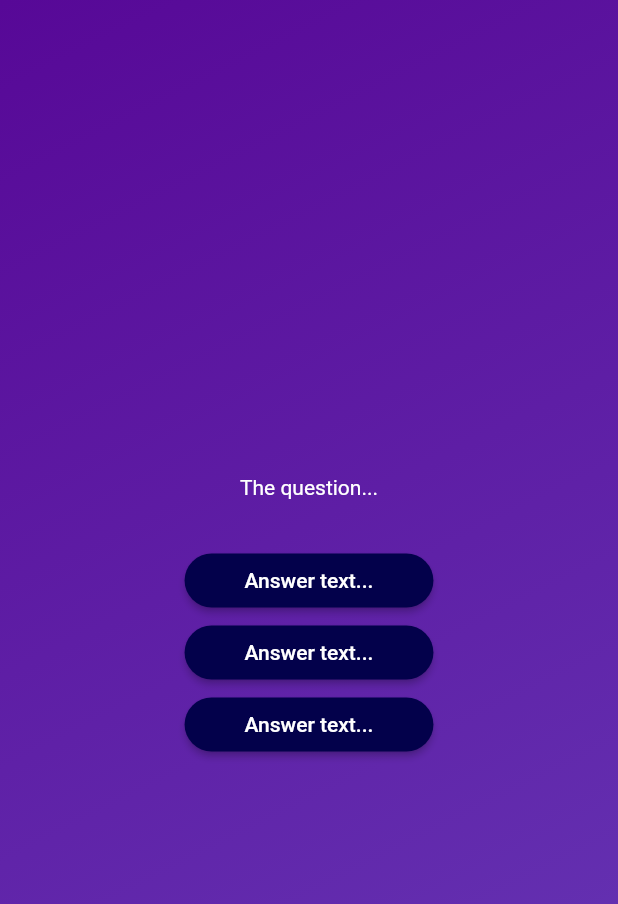
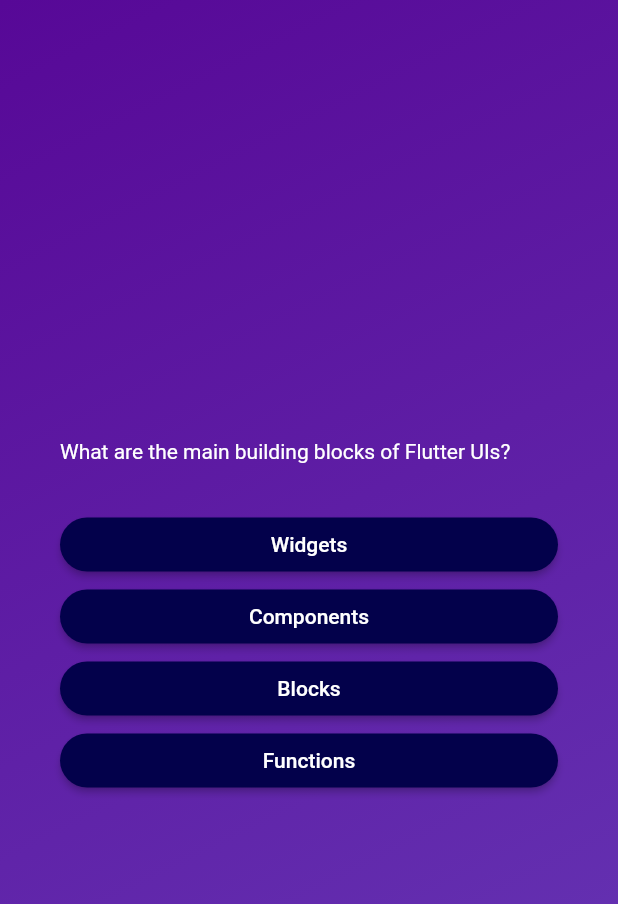
Before and after one commit to abundanceesim/quizzler, a Flutter app: the screen it shows after launch, after a tap on "Start Quiz", on a phone screen of 412 x 824 dp. Shown: the top 904 px of the screen. Run offline on Flutter 3.47's test engine with Material 2 defaults, Android fonts, the phone set to English and light mode, and no system bars.

Commit message:
Add styling to answer options

```diff
--- a/lib/questions_screen.dart
+++ b/lib/questions_screen.dart
@@ -1,5 +1,6 @@
 import 'package:flutter/material.dart';
 import 'package:quizzler/answer_button.dart';
+import 'package:quizzler/data/questions.dart';
 
 class QuestionsScreen extends StatefulWidget {
   const QuestionsScreen({super.key});
@@ -11,24 +12,25 @@ class QuestionsScreen extends StatefulWidget {
 }
 
 class _QuestionsScreenState extends State<QuestionsScreen> {
-  // @override
-  // void setState() {
-  //   // TODO: implement setState
-  // }
-
   @override
   Widget build(context) {
+    final currentQuestion = questions[0];
+
     return  SizedBox(
       width: double.infinity, //fill up the entire width of screen.
-      child: Column(
-        mainAxisAlignment: MainAxisAlignment.center, //similar to justify-content: center in CSS
-        children: [
-          Text('The question...', style: TextStyle(color: Colors.white),),
-          SizedBox(height: 30),
-          AnswerButton(answerText: 'Answer text...', onTap: (){}),
-          AnswerButton(answerText: 'Answer text...', onTap: (){}),
-          AnswerButton(answerText: 'Answer text...', onTap: () {}),
-        ],
+      child: Container(
+        margin: const EdgeInsets.all(40),
+        child: Column(
+          mainAxisAlignment: MainAxisAlignment.center, //similar to justify-content: center in CSS
+          crossAxisAlignment: CrossAxisAlignment.stretch,
+          children: [
+            Text(currentQuestion.text, style: const TextStyle(color: Colors.white),),
+            const SizedBox(height: 30),
+            ...currentQuestion.answers.map((answer){
+              return AnswerButton(answerText: answer, onTap: (){});
+            })
+          ],
+        ),
       ),
     );
   }
```
